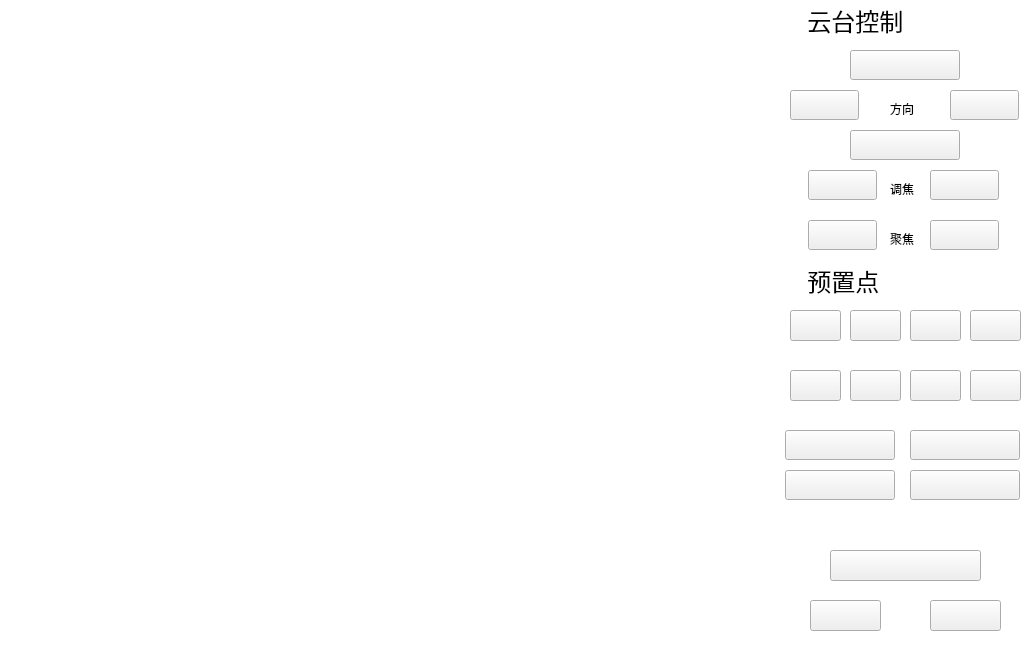
Before: the Qt Designer form pvmsmonitorwidget.ui in 1157889734/x86MyAppliction, drawn with Qt 5.
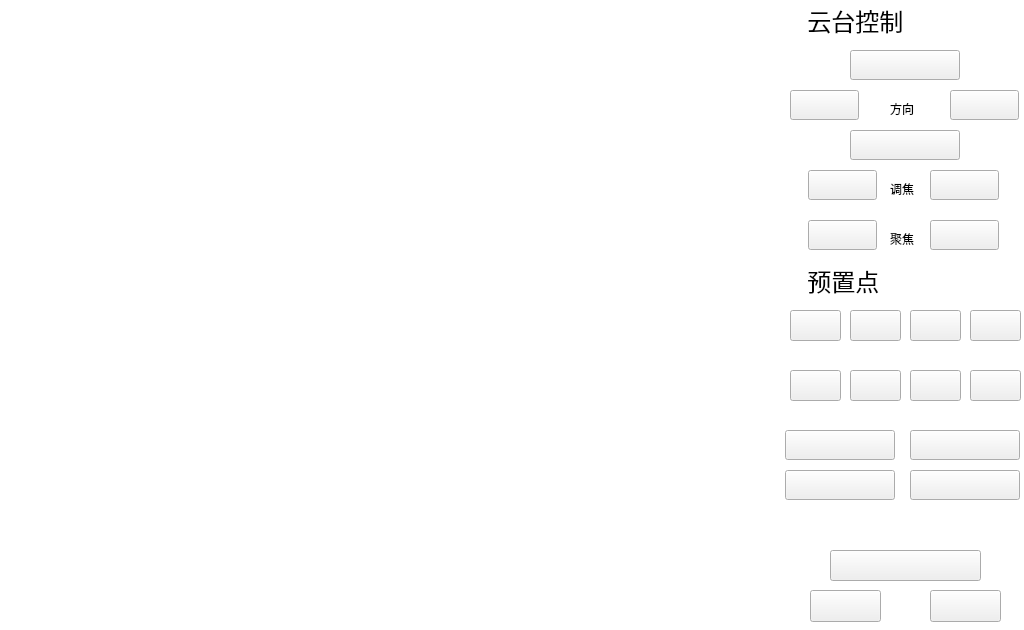
After: the same form once the commit is applied. Icons and pictures are not drawn.

Diff of the .ui file:
```diff
--- a/pvmsmonitorwidget.ui
+++ b/pvmsmonitorwidget.ui
@@ -7,7 +7,7 @@
     <x>0</x>
     <y>0</y>
     <width>1024</width>
-    <height>665</height>
+    <height>630</height>
    </rect>
   </property>
   <property name="windowTitle">
@@ -564,9 +564,9 @@
    <property name="geometry">
     <rect>
      <x>810</x>
-     <y>600</y>
+     <y>590</y>
      <width>71</width>
-     <height>31</height>
+     <height>32</height>
     </rect>
    </property>
    <property name="font">
@@ -990,9 +990,9 @@
    <property name="geometry">
     <rect>
      <x>930</x>
-     <y>600</y>
+     <y>590</y>
      <width>71</width>
-     <height>31</height>
+     <height>32</height>
     </rect>
    </property>
    <property name="font">
@@ -1019,7 +1019,7 @@
      <x>0</x>
      <y>0</y>
      <width>1024</width>
-     <height>665</height>
+     <height>630</height>
     </rect>
    </property>
    <property name="toolTipDuration">
```
